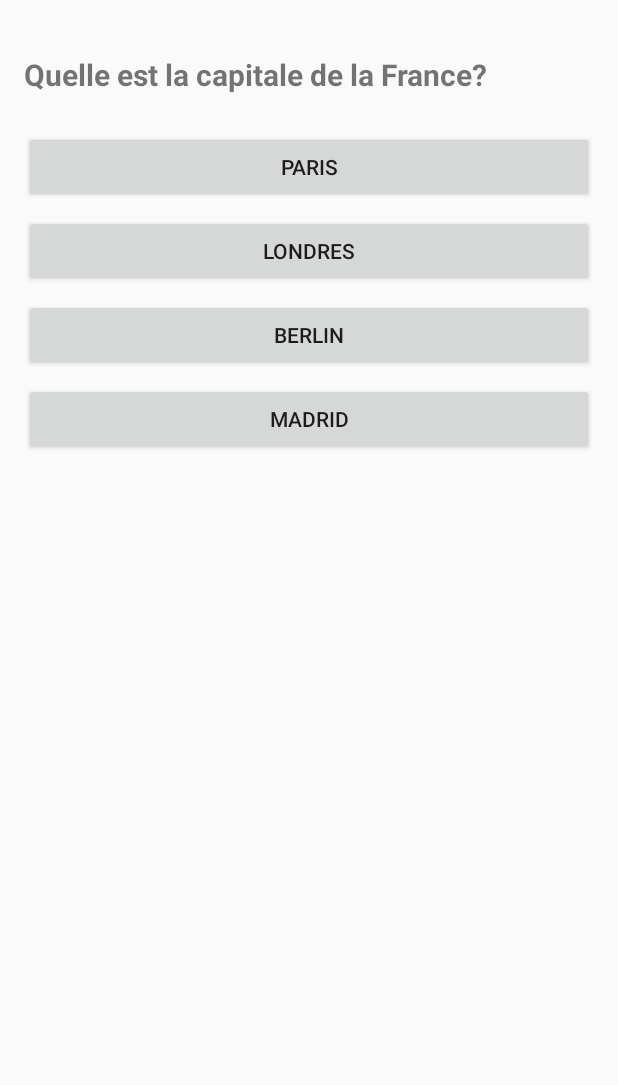
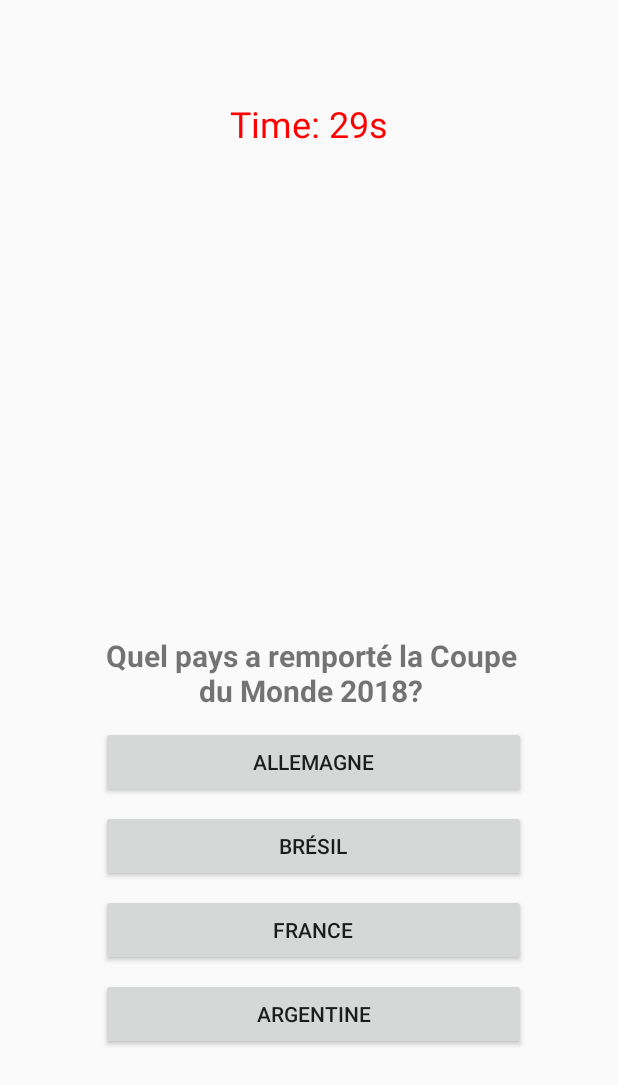
Before and after one commit to malogoetgheluck/Projet_ProgM, an Android app built with Jetpack Compose: the QuestionnaireGameActivity screen opened directly, with no data from a screen before it, on a phone screen of 412 x 824 dp. Shown: the top 1085 px of the screen. Run offline under Robolectric (Android 15) with nearby library versions, the phone set to English and light mode, and no system bars.

Commit message:
Just upgraded the questions Acvtivity

```diff
--- a/app/src/main/java/com/example/projet_progm/ActivityHomePage.kt
+++ b/app/src/main/java/com/example/projet_progm/ActivityHomePage.kt
@@ -40,7 +40,7 @@ class ActivityHomePage : ComponentActivity() {
             newGame = Games(uid = 4, gameName = "Dodge the enemies", gameActivity = "Player_VS_Enemy", highScore = null)
             userDao.insertAll(newGame)
 
-            newGame = Games(uid = 5, gameName = "Questions", gameActivity = "QuestionnaireGameActivity", highScore = null)
+            newGame = Games(uid = 5, gameName = "Questions", gameActivity = "QuestionnaireGameActivity", highScore = 0)
             userDao.insertAll(newGame)
 
             newGame = Games(uid = 6, gameName = "Memento", gameActivity = "MementoActivity", highScore = null)
--- a/app/src/main/java/com/example/projet_progm/ActivitySoloMode.kt
+++ b/app/src/main/java/com/example/projet_progm/ActivitySoloMode.kt
@@ -95,7 +95,7 @@ class ActivitySoloMode : ComponentActivity(){
                 }
             }
 
-            Log.d("DEBUG", "Fetched games: $gameNames")
+            //Log.d("DEBUG", "Fetched games: $gameNames")
 
             // -- The rest must be INSIDE the coroutine too:
             val gamesToPlay = mutableListOf<String>()
--- a/app/src/main/java/com/example/projet_progm/QuestionnaireGameActivity.kt
+++ b/app/src/main/java/com/example/projet_progm/QuestionnaireGameActivity.kt
@@ -4,15 +4,20 @@ package com.example.projet_progm
 import android.app.Activity
 import android.content.Intent
 import android.media.MediaPlayer
+import android.os.Build
 import android.os.Bundle
+import android.os.CountDownTimer
 import android.os.Handler
 import android.os.Looper
+import android.util.Log
 import android.view.View
 import android.widget.Button
+import android.widget.FrameLayout
 import android.widget.LinearLayout
 import android.widget.TextView
 import android.widget.Toast
 import androidx.activity.ComponentActivity
+import androidx.annotation.RequiresApi
 import androidx.appcompat.app.AppCompatActivity
 import androidx.lifecycle.lifecycleScope
 import kotlinx.coroutines.Dispatchers
@@ -20,17 +25,33 @@ import kotlinx.coroutines.launch
 
 class QuestionnaireGameActivity : ComponentActivity() {
 
-    private val questions = listOf(
-        Question("Quelle est la capitale de la France?", listOf("Paris", "Londres", "Berlin", "Madrid"), 0),
-        Question("Combien font 7 x 8?", listOf("42", "56", "64", "49"), 1),
-        Question("Quel est le plus grand océan?", listOf("Atlantique", "Indien", "Pacifique", "Arctique"), 2),
+    private var questions = listOf(
+        Question("If I have a troll a gnome and a spider, how many legs do I have ?", listOf("8", "10", "12", "14"), 2),
+        Question("A farmer has a rooster. Knowing that a hen can lay an egg every week, how many eggs will the farmer have at the end of a year ?", listOf("52", "55", "0", "1"), 2),
+        Question("What does a pyrobarbarian see in a grove ?", listOf("A rabbit", "A peaceful land of joy", "A big bonefire !!!", "Himself"), 2),
         Question("Quel pays a remporté la Coupe du Monde 2018?", listOf("Allemagne", "Brésil", "France", "Argentine"), 2),
         Question("Combien de planètes dans le système solaire?", listOf("7", "8", "9", "10"), 1),
         Question("Quelle langue est parlée au Brésil?", listOf("Espagnol", "Portugais", "Français", "Italien"), 1)
     )
 
+    private val shuffledQuestions = questions.shuffled()
+
     private var currentQuestionIndex = 0
+    private var questionScore = 0
+    private var multiplierScore: Double = 0.0
     private var score: Long = 0
+
+    private lateinit var scoreTextView: TextView
+    private lateinit var timerTextView: TextView
+    private lateinit var welldoneTextView: TextView
+    private var countDownTimer: CountDownTimer? = null
+    private val totalTime: Long = 30000 // 60 seconds
+
+    private lateinit var scoreLayout : FrameLayout
+
+    var toast: Toast? = null
+
+    private var numberOfQuestion = 3
 
     //To quit the game with a little delay
     private val handler = Handler(Looper.getMainLooper())
@@ -59,11 +80,21 @@ class QuestionnaireGameActivity : ComponentActivity() {
                 checkAnswer(index)
             }
         }
+
+        // Initialize UI elements
+        scoreTextView = findViewById(R.id.scoreTextView)
+        timerTextView = findViewById(R.id.timerTextView)
+        welldoneTextView = findViewById(R.id.welldoneTextView)
+
+        startTimer()
+
+        scoreLayout = findViewById(R.id.scoreLayout)
+        scoreLayout.visibility = View.GONE
     }
 
     private fun displayQuestion() {
-        if (currentQuestionIndex < questions.size) {
-            val question = questions[currentQuestionIndex]
+        if (currentQuestionIndex < numberOfQuestion) {
+            val question = shuffledQuestions[currentQuestionIndex]
             findViewById<TextView>(R.id.questionText).text = question.text
 
             listOf<Button>(
@@ -75,25 +106,48 @@ class QuestionnaireGameActivity : ComponentActivity() {
                 button.text = question.answers[index]
             }
         } else {
-            endGame()
+            endGame(true)
         }
     }
 
     private fun checkAnswer(selectedIndex: Int) {
-        val question = questions[currentQuestionIndex]
+        val question = shuffledQuestions[currentQuestionIndex]
         if (selectedIndex == question.correctAnswer) {
-            score += 100
+            questionScore += 100
+            toast?.cancel()
+            toast = Toast.makeText(this, "Bravo! Bonne réponse", Toast.LENGTH_SHORT)
+            toast?.show()
+        } else {
+            toast?.cancel()
+            toast = Toast.makeText(
+                this,
+                "Presque! La réponse était: ${question.answers[question.correctAnswer]}",
+                Toast.LENGTH_SHORT
+            )
+            toast?.show()
         }
         currentQuestionIndex++
         displayQuestion()
     }
 
-    private fun endGame() {
-        findViewById<TextView>(R.id.questionText).text = "Jeu terminé! Score: $score"
+    private fun endGame(win: Boolean) {
+        findViewById<TextView>(R.id.questionText).visibility = View.GONE
         findViewById<LinearLayout>(R.id.answersLayout).visibility = View.GONE
 
         val db = AppDatabase.getDatabase(applicationContext)
         val dao = db.userDao()
+
+        countDownTimer?.cancel()
+        scoreLayout.visibility = View.VISIBLE
+        if (win){
+            //Log.d("DEBUG",multiplierScore.toString())
+            welldoneTextView.text = "Well done"
+            score = (questionScore * multiplierScore).toLong()
+        } else {
+            welldoneTextView.text = "Another time ?"
+            score = 0
+        }
+        scoreTextView.text = "Score: "+score
 
         lifecycleScope.launch(Dispatchers.IO) {
             val existingGame = dao.loadAllByIds(intArrayOf(5)).firstOrNull()
@@ -107,6 +161,23 @@ class QuestionnaireGameActivity : ComponentActivity() {
         handler.postDelayed(endGame, 3000)
     }
 
+    private fun startTimer() {
+        countDownTimer = object : CountDownTimer(totalTime, 1000) {
+            override fun onTick(millisUntilFinished: Long) {
+                timerTextView.text = "Time: ${millisUntilFinished / 1000}s"
+                multiplierScore = millisUntilFinished.toDouble()/totalTime.toDouble()
+                //Log.d("DEBUG",multiplierScore.toString())
+                //Log.d("DEBUG", (millisUntilFinished.toDouble()/totalTime.toDouble()).toString())
+            }
+
+            @RequiresApi(Build.VERSION_CODES.VANILLA_ICE_CREAM)
+            override fun onFinish() {
+                timerTextView.text = "Time's up!"
+                endGame(false)
+            }
+        }.start()
+    }
+
     data class Question(
         val text: String,
         val answers: List<String>,
--- a/app/src/main/res/layout/activity_questionnaire_game.xml
+++ b/app/src/main/res/layout/activity_questionnaire_game.xml
@@ -1,5 +1,5 @@
 <?xml version="1.0" encoding="utf-8"?>
-<LinearLayout xmlns:android="http://schemas.android.com/apk/res/android"
+<RelativeLayout xmlns:android="http://schemas.android.com/apk/res/android"
     android:layout_width="match_parent"
     android:layout_height="match_parent"
     android:orientation="vertical"
@@ -7,41 +7,108 @@
 
     <TextView
         android:id="@+id/questionText"
-        android:layout_width="match_parent"
+        android:layout_width="353dp"
         android:layout_height="wrap_content"
+        android:layout_alignParentStart="true"
+        android:layout_alignParentTop="true"
+        android:layout_alignParentEnd="true"
+        android:layout_marginStart="54dp"
+        android:layout_marginTop="407dp"
+        android:layout_marginEnd="51dp"
+        android:layout_marginBottom="24dp"
+        android:gravity="center"
+        android:text="Question"
         android:textSize="20sp"
-        android:textStyle="bold"
-        android:layout_marginBottom="24dp"
-        android:layout_marginTop="20dp"/>
+        android:textStyle="bold" />
 
     <LinearLayout
         android:id="@+id/answersLayout"
         android:layout_width="match_parent"
         android:layout_height="wrap_content"
+        android:layout_alignParentStart="true"
+        android:layout_alignParentTop="true"
+        android:layout_alignParentEnd="true"
+        android:layout_marginStart="51dp"
+        android:layout_marginTop="468dp"
+        android:layout_marginEnd="45dp"
         android:orientation="vertical">
 
         <Button
             android:id="@+id/answer1"
             android:layout_width="match_parent"
             android:layout_height="wrap_content"
-            android:layout_marginBottom="8dp"/>
+            android:layout_marginBottom="8dp"
+            android:gravity="center"
+            android:text="Answer" />
 
         <Button
             android:id="@+id/answer2"
             android:layout_width="match_parent"
             android:layout_height="wrap_content"
-            android:layout_marginBottom="8dp"/>
+            android:layout_marginBottom="8dp"
+            android:gravity="center"
+            android:text="Answer" />
 
         <Button
             android:id="@+id/answer3"
             android:layout_width="match_parent"
             android:layout_height="wrap_content"
-            android:layout_marginBottom="8dp"/>
+            android:layout_marginBottom="8dp"
+            android:gravity="center"
+            android:text="Answer" />
+
         <Button
             android:id="@+id/answer4"
             android:layout_width="match_parent"
-            android:layout_height="wrap_content" />
+            android:layout_height="wrap_content"
+            android:gravity="center"
+            android:text="Answer" />
     </LinearLayout>
 
+    <TextView
+        android:id="@+id/timerTextView"
+        android:layout_width="wrap_content"
+        android:layout_height="wrap_content"
+        android:gravity="center"
+        android:layout_alignParentStart="true"
+        android:layout_alignParentTop="true"
+        android:layout_alignParentEnd="true"
+        android:layout_marginStart="50dp"
+        android:layout_marginTop="50dp"
+        android:layout_marginEnd="50dp"
+        android:text="Time: 60s"
+        android:textColor="#FF0000"
+        android:textSize="24sp" />
 
-</LinearLayout>
+    <FrameLayout
+        android:id="@+id/scoreLayout"
+        android:layout_width="300dp"
+        android:layout_height="150dp"
+        android:layout_marginStart="50dp"
+        android:layout_marginTop="200dp"
+        android:layout_marginEnd="50dp"
+        android:background="#B0B0B0"
+        android:gravity="center"
+        android:padding="16dp">
+
+        <TextView
+            android:id="@+id/welldoneTextView"
+            android:layout_width="wrap_content"
+            android:layout_height="wrap_content"
+            android:layout_gravity="top|center"
+            android:text="Well done"
+            android:textColor="#000000"
+            android:textSize="24sp" />
+
+        <TextView
+            android:id="@+id/scoreTextView"
+            android:layout_width="wrap_content"
+            android:layout_height="wrap_content"
+            android:layout_gravity="bottom|center"
+            android:text="Score: 0"
+            android:textColor="#000000"
+            android:textSize="24sp" />
+    </FrameLayout>
+
+
+</RelativeLayout>
```
Also changed, not shown: app/src/main/java/com/example/projet_progm/ActivityTrainingMode.kt (+2 -6 lines), app/src/main/res/layout/searchthechestlayout.xml (+13 -14 lines).
